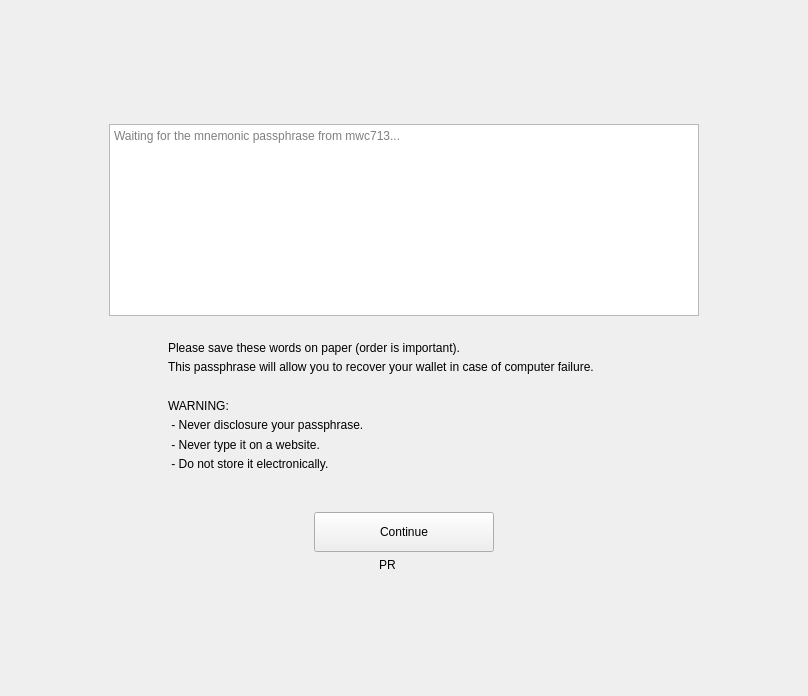
The window that windows_desktop/c_newseed.ui (mwcproject/mwc-qt-wallet) describes before a commit, drawn with Qt 5.
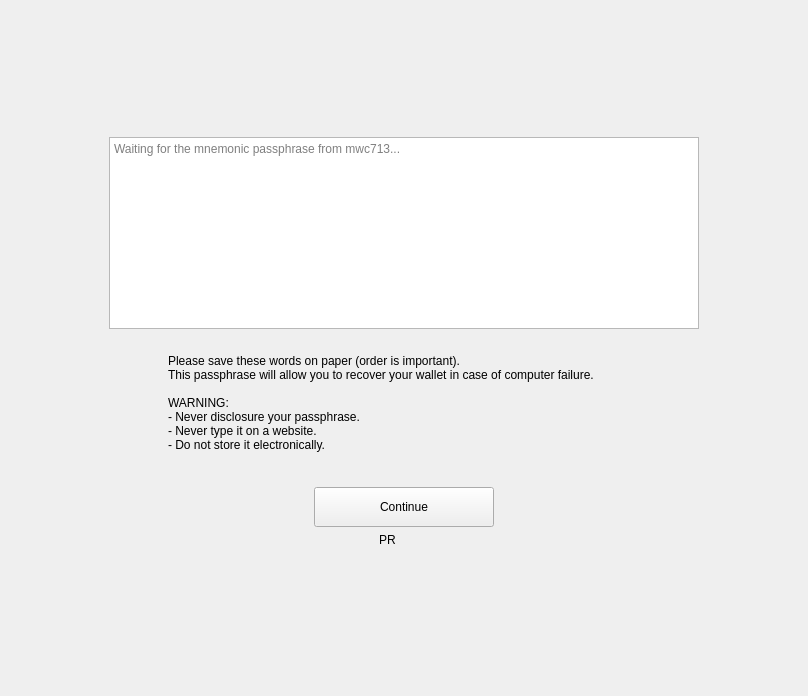
The same window after the commit. Custom widgets are drawn as their Qt base class.

Patch:
```diff
--- a/windows_desktop/c_newseed.ui
+++ b/windows_desktop/c_newseed.ui
@@ -57,11 +57,7 @@
         <bool>true</bool>
        </property>
        <property name="html">
-        <string>&lt;!DOCTYPE HTML PUBLIC &quot;-//W3C//DTD HTML 4.0//EN&quot; &quot;http://www.w3.org/TR/REC-html40/strict.dtd&quot;&gt;
-&lt;html&gt;&lt;head&gt;&lt;meta name=&quot;qrichtext&quot; content=&quot;1&quot; /&gt;&lt;style type=&quot;text/css&quot;&gt;
-p, li { white-space: pre-wrap; }
-&lt;/style&gt;&lt;/head&gt;&lt;body style=&quot; font-family:'.AppleSystemUIFont'; font-size:13pt; font-weight:400; font-style:normal;&quot;&gt;
-&lt;p style=&quot;-qt-paragraph-type:empty; margin-top:0px; margin-bottom:0px; margin-left:0px; margin-right:0px; -qt-block-indent:0; text-indent:0px; font-family:'.SF NS Text';&quot;&gt;&lt;br /&gt;&lt;/p&gt;&lt;/body&gt;&lt;/html&gt;</string>
+        <string></string>
        </property>
        <property name="acceptRichText">
         <bool>true</bool>
@@ -120,18 +116,13 @@
      <item>
       <widget class="control::MwcLabelSmall" name="label_3">
        <property name="text">
-        <string>&lt;!DOCTYPE HTML PUBLIC &quot;-//W3C//DTD HTML 4.0//EN&quot; &quot;http://www.w3.org/TR/REC-html40/strict.dtd&quot;&gt;
-&lt;html&gt;&lt;head&gt;&lt;meta name=&quot;qrichtext&quot; content=&quot;1&quot; /&gt;&lt;style type=&quot;text/css&quot;&gt;
-p, li { white-space: pre-wrap; }
-&lt;/style&gt;&lt;/head&gt;&lt;body style=&quot;line-height:138%;&quot;&gt;
-&lt;p&gt;
-Please save these words on paper (order is important).&lt;br/&gt;
-This passphrase will allow you to recover your wallet in case of computer failure.&lt;br/&gt;
-&lt;br /&gt;
-WARNING:&lt;br/&gt; 
-- Never disclosure your passphrase.&lt;br/&gt;
- - Never type it on a website.&lt;br/&gt; 
-- Do not store it electronically.&lt;/p&gt;&lt;/body&gt;&lt;/html&gt;</string>
+        <string>Please save these words on paper (order is important).
+This passphrase will allow you to recover your wallet in case of computer failure.
+
+WARNING:
+- Never disclosure your passphrase.
+- Never type it on a website.
+- Do not store it electronically.</string>
        </property>
        <property name="wordWrap">
         <bool>true</bool>
```
